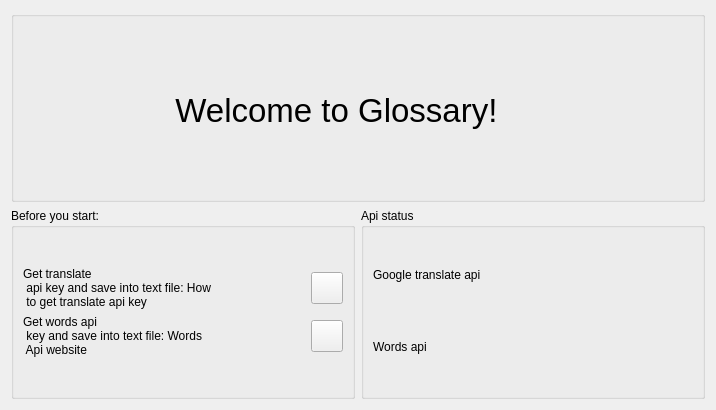
Old version of the form src/gui/src/view/WelcomeTab.ui in the repository cieslarmichal/glossary.
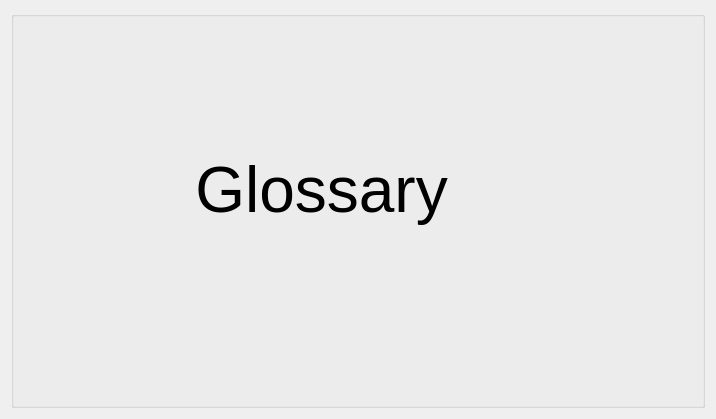
New version of the form.

Commit message: fix welcome tab ui tab

Patch:
```diff
--- a/src/gui/src/view/WelcomeTab.ui
+++ b/src/gui/src/view/WelcomeTab.ui
@@ -7,7 +7,7 @@
                 <x>0</x>
                 <y>0</y>
                 <width>716</width>
-                <height>410</height>
+    <height>419</height>
             </rect>
         </property>
         <property name="windowTitle">
@@ -22,10 +22,10 @@
                     <widget class="QLabel" name="label">
                         <property name="geometry">
                             <rect>
-                                <x>130</x>
-                                <y>70</y>
-                                <width>400</width>
-                                <height>60</height>
+        <x>90</x>
+        <y>110</y>
+        <width>441</width>
+        <height>141</height>
                             </rect>
                         </property>
                         <property name="font">
@@ -34,242 +34,11 @@
                             </font>
                         </property>
                         <property name="text">
-                            <string>&lt;html&gt;&lt;head/&gt;&lt;body&gt;&lt;p align=&quot;center&quot;&gt;Welcome to
-                                Glossary!&lt;/p&gt;&lt;/body&gt;&lt;/html&gt;
-                            </string>
+       <string>&lt;html&gt;&lt;head/&gt;&lt;body&gt;&lt;p align=&quot;center&quot;&gt;&lt;span style=&quot; font-size:48pt;&quot;&gt;Glossary&lt;/span&gt;&lt;/p&gt;&lt;/body&gt;&lt;/html&gt;</string>
                         </property>
                     </widget>
                 </widget>
             </item>
-            <item row="1" column="0">
-                <widget class="QGroupBox" name="groupBoxBeforeStart">
-                    <property name="title">
-                        <string>Before you start:</string>
-                    </property>
-                    <layout class="QVBoxLayout" name="verticalLayout_3">
-                        <item>
-                            <layout class="QVBoxLayout" name="verticalLayout_2">
-                                <item>
-                                    <layout class="QHBoxLayout" name="horizontalLayout_6">
-                                        <item>
-                                            <widget class="QLabel" name="labelTranslationApiDescription">
-                                                <property name="text">
-                                                    <string>&lt;html&gt;&lt;head/&gt;&lt;body&gt;&lt;p&gt;Get translate
-                                                        api key and save into text file: &lt;/p&gt;&lt;p&gt;&lt;a href=&quot;https://neliosoftware.com/blog/how-to-generate-an-api-key-for-google-translate/&quot;&gt;&lt;span
-                                                        style=&quot; text-decoration: underline; color:#007af4;&quot;&gt;How
-                                                        to get translate api key&lt;/span&gt;&lt;/a&gt;&lt;/p&gt;&lt;p&gt;&lt;br/&gt;&lt;/p&gt;&lt;/body&gt;&lt;/html&gt;
-                                                    </string>
-                                                </property>
-                                            </widget>
-                                        </item>
-                                        <item>
-                                            <layout class="QGridLayout" name="gridLayout_2">
-                                                <item row="0" column="0">
-                                                    <widget class="QPushButton" name="buttonLoadTranslateApiKey">
-                                                        <property name="sizePolicy">
-                                                            <sizepolicy hsizetype="Fixed" vsizetype="Fixed">
-                                                                <horstretch>0</horstretch>
-                                                                <verstretch>0</verstretch>
-                                                            </sizepolicy>
-                                                        </property>
-                                                        <property name="minimumSize">
-                                                            <size>
-                                                                <width>32</width>
-                                                                <height>32</height>
-                                                            </size>
-                                                        </property>
-                                                        <property name="maximumSize">
-                                                            <size>
-                                                                <width>32</width>
-                                                                <height>32</height>
-                                                            </size>
-                                                        </property>
-                                                        <property name="text">
-                                                            <string/>
-                                                        </property>
-                                                    </widget>
-                                                </item>
-                                            </layout>
-                                        </item>
-                                    </layout>
-                                </item>
-                                <item>
-                                    <layout class="QHBoxLayout" name="horizontalLayout_7">
-                                        <item>
-                                            <widget class="QLabel" name="labelWordsApiDescription">
-                                                <property name="text">
-                                                    <string>&lt;html&gt;&lt;head/&gt;&lt;body&gt;&lt;p&gt;Get words api
-                                                        key and save into text file: &lt;/p&gt;&lt;p&gt;&lt;a href=&quot;https://rapidapi.com/dpventures/api/wordsapi/pricing&quot;&gt;&lt;span
-                                                        style=&quot; text-decoration: underline; color:#555753;&quot;&gt;Words
-                                                        Api website&lt;/span&gt;&lt;/a&gt;&lt;span style=&quot;
-                                                        color:#555753;&quot;&gt;&lt;br/&gt;&lt;/span&gt;&lt;/p&gt;&lt;/body&gt;&lt;/html&gt;
-                                                    </string>
-                                                </property>
-                                            </widget>
-                                        </item>
-                                        <item>
-                                            <spacer name="horizontalSpacer">
-                                                <property name="orientation">
-                                                    <enum>Qt::Horizontal</enum>
-                                                </property>
-                                                <property name="sizeType">
-                                                    <enum>QSizePolicy::Fixed</enum>
-                                                </property>
-                                                <property name="sizeHint" stdset="0">
-                                                    <size>
-                                                        <width>13</width>
-                                                        <height>20</height>
-                                                    </size>
-                                                </property>
-                                            </spacer>
-                                        </item>
-                                        <item>
-                                            <layout class="QGridLayout" name="gridLayout">
-                                                <item row="0" column="0">
-                                                    <widget class="QPushButton" name="buttonLoadWordsApiKey">
-                                                        <property name="sizePolicy">
-                                                            <sizepolicy hsizetype="Fixed" vsizetype="Fixed">
-                                                                <horstretch>0</horstretch>
-                                                                <verstretch>0</verstretch>
-                                                            </sizepolicy>
-                                                        </property>
-                                                        <property name="maximumSize">
-                                                            <size>
-                                                                <width>32</width>
-                                                                <height>32</height>
-                                                            </size>
-                                                        </property>
-                                                        <property name="text">
-                                                            <string/>
-                                                        </property>
-                                                    </widget>
-                                                </item>
-                                            </layout>
-                                        </item>
-                                    </layout>
-                                </item>
-                            </layout>
-                        </item>
-                    </layout>
-                </widget>
-            </item>
-            <item row="1" column="1">
-                <widget class="QGroupBox" name="groupBoxApiStatus">
-                    <property name="title">
-                        <string>Api status</string>
-                    </property>
-                    <layout class="QGridLayout" name="gridLayout_3">
-                        <item row="0" column="0">
-                            <layout class="QHBoxLayout" name="horizontalLayout">
-                                <item>
-                                    <widget class="QLabel" name="labelGoogleTranslateApi">
-                                        <property name="text">
-                                            <string>Google translate api</string>
-                                        </property>
-                                    </widget>
-                                </item>
-                                <item>
-                                    <widget class="QLabel" name="labelTranslateApiKeyValid">
-                                        <property name="sizePolicy">
-                                            <sizepolicy hsizetype="Fixed" vsizetype="Fixed">
-                                                <horstretch>0</horstretch>
-                                                <verstretch>0</verstretch>
-                                            </sizepolicy>
-                                        </property>
-                                        <property name="minimumSize">
-                                            <size>
-                                                <width>16</width>
-                                                <height>16</height>
-                                            </size>
-                                        </property>
-                                        <property name="maximumSize">
-                                            <size>
-                                                <width>16</width>
-                                                <height>16</height>
-                                            </size>
-                                        </property>
-                                        <property name="font">
-                                            <font>
-                                                <family>aakar</family>
-                                                <weight>75</weight>
-                                                <bold>true</bold>
-                                            </font>
-                                        </property>
-                                        <property name="styleSheet">
-                                            <string notr="true">color: rgb(239, 41, 41);</string>
-                                        </property>
-                                        <property name="text">
-                                            <string/>
-                                        </property>
-                                    </widget>
-                                </item>
-                            </layout>
-                        </item>
-                        <item row="1" column="0">
-                            <spacer name="verticalSpacer">
-                                <property name="orientation">
-                                    <enum>Qt::Vertical</enum>
-                                </property>
-                                <property name="sizeType">
-                                    <enum>QSizePolicy::Fixed</enum>
-                                </property>
-                                <property name="sizeHint" stdset="0">
-                                    <size>
-                                        <width>20</width>
-                                        <height>20</height>
-                                    </size>
-                                </property>
-                            </spacer>
-                        </item>
-                        <item row="2" column="0">
-                            <layout class="QHBoxLayout" name="horizontalLayout_3">
-                                <item>
-                                    <widget class="QLabel" name="label_4">
-                                        <property name="text">
-                                            <string>Words api</string>
-                                        </property>
-                                    </widget>
-                                </item>
-                                <item>
-                                    <widget class="QLabel" name="labelWordsApiKeyValid">
-                                        <property name="sizePolicy">
-                                            <sizepolicy hsizetype="Fixed" vsizetype="Fixed">
-                                                <horstretch>0</horstretch>
-                                                <verstretch>0</verstretch>
-                                            </sizepolicy>
-                                        </property>
-                                        <property name="minimumSize">
-                                            <size>
-                                                <width>16</width>
-                                                <height>16</height>
-                                            </size>
-                                        </property>
-                                        <property name="maximumSize">
-                                            <size>
-                                                <width>16</width>
-                                                <height>16</height>
-                                            </size>
-                                        </property>
-                                        <property name="font">
-                                            <font>
-                                                <family>aakar</family>
-                                                <weight>75</weight>
-                                                <bold>true</bold>
-                                            </font>
-                                        </property>
-                                        <property name="styleSheet">
-                                            <string notr="true">color: rgb(239, 41, 41);</string>
-                                        </property>
-                                        <property name="text">
-                                            <string/>
-                                        </property>
-                                    </widget>
-                                </item>
-                            </layout>
-                        </item>
-                    </layout>
-                </widget>
-            </item>
         </layout>
     </widget>
     <resources/>
```
Lines whose indentation alone changed are shown as unchanged. The commit also changes 7 other files.
